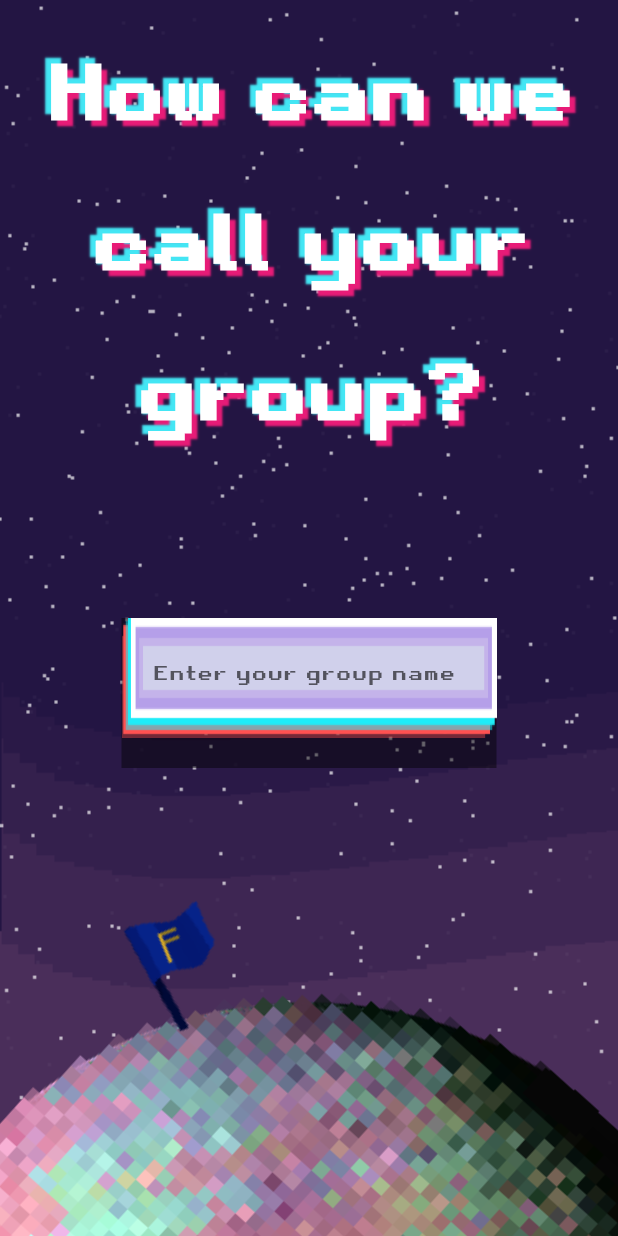
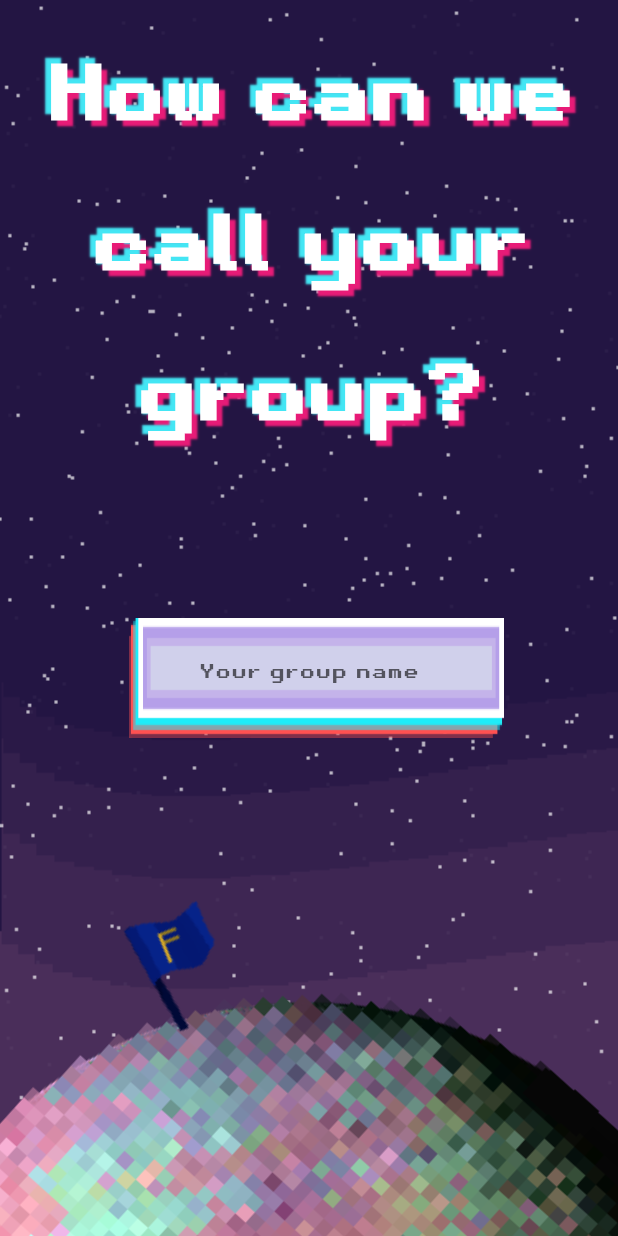
Before and after one commit to tnlong311/trivia-app, a Flutter app: the TeamFormationPage screen opened by its route, on a phone screen of 412 x 824 dp. Run offline on Flutter 3.47's test engine with Material 2 defaults, Android fonts, the phone set to English and light mode, and no system bars; our stand-ins replace firebase_auth, firebase_core, firebase_database, get; accounts and stored records are empty.

Commit message:
complete textfield

```diff
--- a/lib/views/pages/team_formation_page.dart
+++ b/lib/views/pages/team_formation_page.dart
@@ -38,7 +38,7 @@ class _TeamFormationPageState extends State<TeamFormationPage>
     ).animate(CurvedAnimation(parent: anime, curve: Curves.easeInOutCubic));
   }
 
-  void runAnimation() {
+  void run_animation() {
     anime.reset();
     anime.forward();
   }
@@ -187,19 +187,21 @@ class _TeamFormationPageState extends State<TeamFormationPage>
               builder: (context, _) {
                 final mv = movement2.value.toDouble();
                 return Positioned(
-                    top: viewHeight * 2.0 / 4.0,
+                    top: viewHeight * 2.0 / 4.0 - max(0, MediaQuery.of(context).viewInsets.bottom - viewHeight * 2.0 / 4.0),
                     left: (viewWidth -
-                            (-mv * 100 + 250)) /
+                            (-mv * 150 + 300 * 0.8)) /
                         2.0,
                     child: Container(
-                      width: -mv * 100 + 250,
+                      width: -mv * 150 + 300,
                       child: TextFieldWithButton(
-                          runAnimation: runAnimation,
+                          run_animation: run_animation,
                           validator: inputValidator,
                           updator: inputUpdator,
                           routeName: LobbyPage.routeName,
                           failMsg: 'An error has occured',
-                          hintText: 'Enter your group name',
+                          hintText: 'Your group name',
+                          width: 300,
+                          height: 80,
                           successMsg:
                               'Welcome, $_name!',
                           isKeyboard: isKeyboard),
--- a/lib/views/widgets/TextFieldWithButton.dart
+++ b/lib/views/widgets/TextFieldWithButton.dart
@@ -13,8 +13,10 @@ class TextFieldWithButton extends StatefulWidget {
       required this.updator,
       required this.failMsg,
       required this.successMsg,
-      required this.runAnimation,
-      required this.hintText})
+      required this.run_animation,
+      required this.hintText,
+      required this.width,
+      required this.height})
       : super(key: key);
 
   final String routeName;
@@ -23,8 +25,10 @@ class TextFieldWithButton extends StatefulWidget {
   final bool isKeyboard;
   final Function validator;
   final Function updator;
-  final Function runAnimation;
+  final Function run_animation;
   final String hintText;
+  final double width;
+  final double height;
 
   // final Function customValidate;
 
@@ -35,6 +39,12 @@ class TextFieldWithButton extends StatefulWidget {
 class _TextFieldWithButtonState extends State<TextFieldWithButton> {
   final _formKey = GlobalKey<FormState>();
   final TextEditingController _controller = TextEditingController();
+  var p1;
+
+  @override
+  void initState() {
+    p1 = Image.asset('assets/images/next_page_button.png');
+  }
 
   @override
   Widget build(BuildContext context) {
@@ -43,7 +53,7 @@ class _TextFieldWithButtonState extends State<TextFieldWithButton> {
 
       if (status) {
         CustomSnackBar.showSuccessSnackBar(context, widget.successMsg);
-        widget.runAnimation();
+        widget.run_animation();
         await Future.delayed(const Duration(milliseconds: 1500));
         ScaffoldMessenger.of(context).hideCurrentSnackBar();
         await Future.delayed(const Duration(milliseconds: 5000));
@@ -61,50 +71,55 @@ class _TextFieldWithButtonState extends State<TextFieldWithButton> {
     }
 
     return Container(
-      width: 270,
-      height: 100,
-      color: Colors.black45,
+      width: widget.width,
+      height: widget.height,
+      color: Colors.transparent,
       child: Stack(children: <Widget>[
-        Row(
-          children: [
-            Expanded(
-              flex: 4,
-              child: Align(
-                alignment: Alignment.topCenter,
+        Container(
+          width: 250.0 / 300.0 * widget.width,
+          height: widget.height,
           child: Image.asset(
             'assets/images/InputBox2.png',
             fit: BoxFit.fill,
-                  height: 80,
-                ),
+            height: widget.height,
           ),
         ),
         widget.isKeyboard
-                ? Expanded(
-                    flex: 1,
-                    child: Align(
-                      alignment: Alignment.topRight,
-                      child: IconButton(
-                        icon: const Icon(Icons.navigate_next),
-                        iconSize: 40,
-                        onPressed: () async {
-                          widget.runAnimation();
-                          Future.delayed(const Duration(seconds: 5));
+            ? Align(
+                alignment: Alignment.centerRight,
+                child: GestureDetector(
+                  onTapDown: (tap) async {
+                    setState(() {
+                      p1 = Image.asset(
+                          'assets/images/next_page_button_pressed.png');
+                    });
+                  },
+                  onTapCancel: () => {
+                    setState(() {
+                      p1 = Image.asset('assets/images/next_page_button.png');
+                    })
+                  },
+                  onTapUp: (tap) async {
+                    setState(() {
+                      p1 = Image.asset('assets/images/next_page_button.png');
+                    });
+                    Future.delayed(Duration(seconds: 5));
                     if (_formKey.currentState!.validate()) {
                       // close keyboard
                       FocusManager.instance.primaryFocus?.unfocus();
 
                       await onSubmitValidate();
                     }
+                    ;
                   },
+                  child: Container(width: widget.width / 9, child: p1),
                 ),
-                    ))
-                : const SizedBox.shrink()
-          ],
-        ),
-        Align(
-          alignment: const Alignment(0.1, -1),
+              )
+            : const SizedBox.shrink(),
+        Positioned(
+          left: 0,
           child: Container(
-            width: 240,
+            width: widget.width * 0.8,
             child: Form(
               key: _formKey,
               child: TextFormField(
@@ -116,9 +131,9 @@ class _TextFieldWithButtonState extends State<TextFieldWithButton> {
                   }
                 },
                 controller: _controller,
-                textAlignVertical: TextAlignVertical.bottom,
+                textAlign: TextAlign.center,
+                // textAlignVertical: TextAlignVertical.bottom,
                 decoration: InputDecoration(
-                  contentPadding: const EdgeInsets.only(bottom: 8, left: 15),
                   focusedBorder: const OutlineInputBorder(
                     borderSide:
                         BorderSide(color: Colors.transparent, width: 4.0),
```
Also changed, not shown: lib/main.dart (+27 -25 lines), lib/views/pages/landing_page.dart (+6 -4 lines), lib/views/pages/rules_page.dart (+83 -79 lines), assets/images/next_page_button.png (added), assets/images/next_page_button_pressed.png (added). Lines whose indentation alone changed are shown as unchanged.
